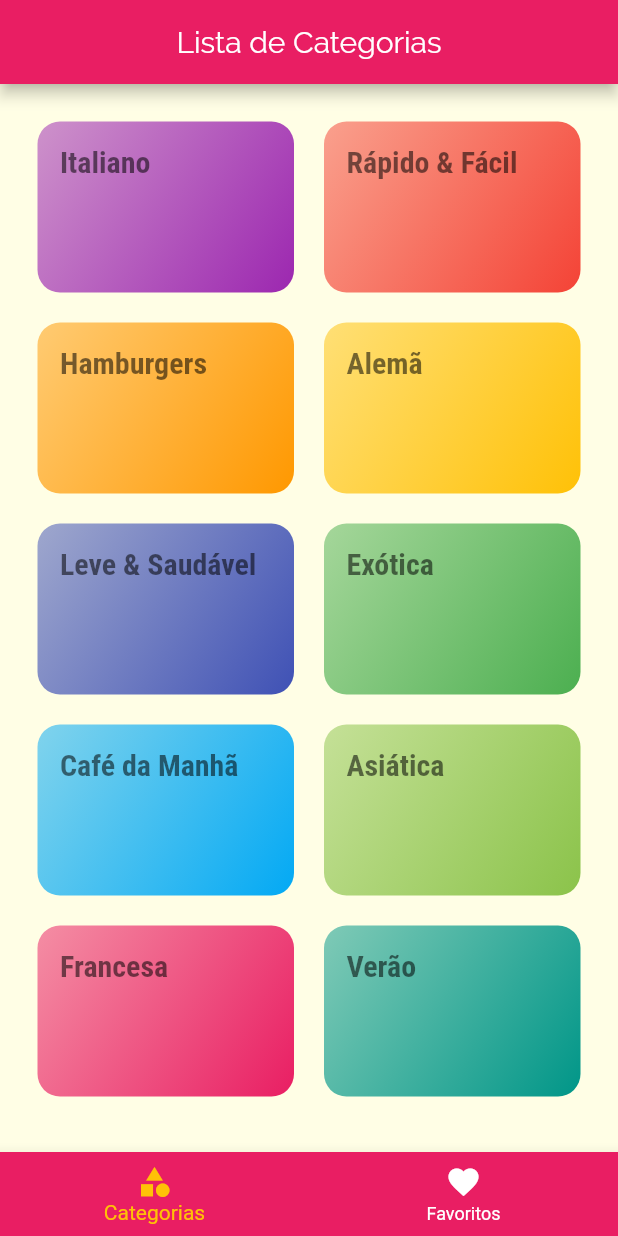
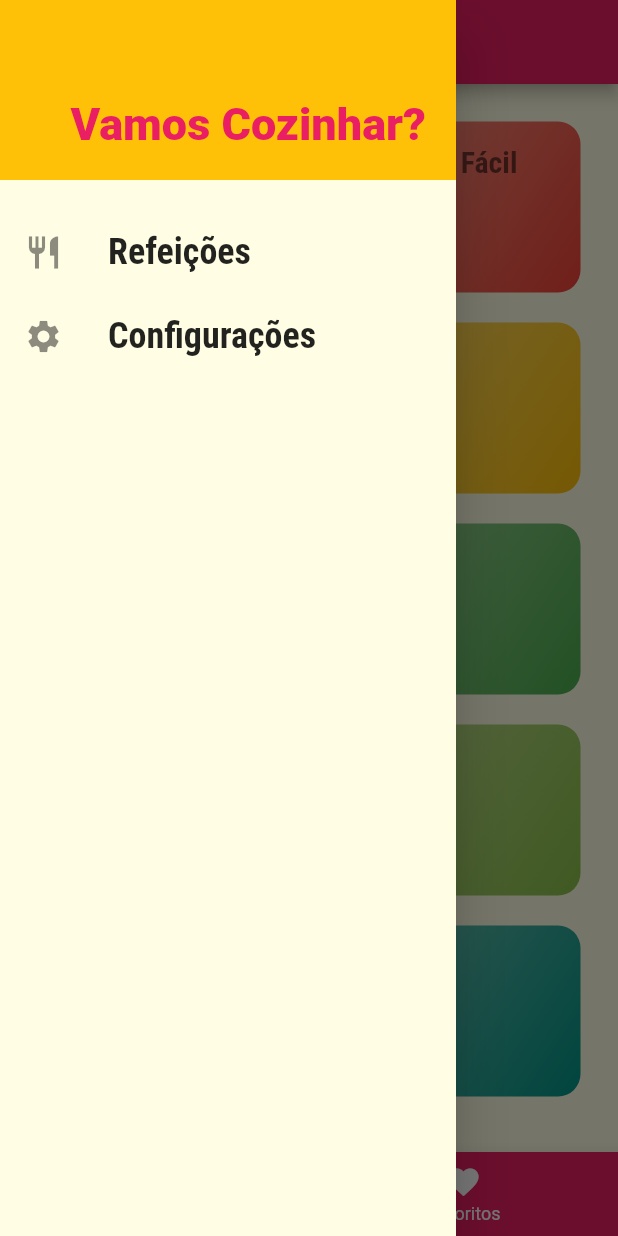
Before and after one commit to munizdiogo/dammy, a Flutter app: the screen it shows after launch, with the side drawer open (before the commit the screen has no drawer), on a phone screen of 412 x 824 dp. Run offline on Flutter 3.47's test engine with Material 2 defaults, Android fonts, the phone set to English and light mode, and no system bars.

Commit message:
Aula186- Adicionando Drawer Personalizado.

```diff
--- /dev/null
+++ b/lib/components/main_drawer.dart
@@ -0,0 +1,51 @@
+import 'package:flutter/material.dart';
+
+class MainDrawer extends StatelessWidget {
+
+  Widget _createItem(IconData icon, String label) {
+    return ListTile(
+      leading: Icon(
+        icon,
+        size: 26,
+      ),
+      title: Text(
+        label,
+        style: TextStyle(
+          fontFamily: 'RobotoCondensed',
+          fontSize: 24,
+          fontWeight: FontWeight.bold
+        ),
+      ),
+      onTap: (){},
+    );
+  }
+
+
+  @override
+  Widget build(BuildContext context) {
+    return Drawer(
+      child: Column(
+        children: [
+          Container(
+            height: 120,
+            width: double.infinity,
+            padding: EdgeInsets.all(20),
+            color: Theme.of(context).accentColor,
+            alignment: Alignment.bottomRight,
+            child: Text(
+              'Vamos Cozinhar?',
+              style: TextStyle(
+                fontWeight: FontWeight.w900,
+                fontSize: 30,
+                color: Theme.of(context).primaryColor
+              ),
+              ),
+          ),
+          SizedBox(height: 20,),
+          _createItem(Icons.restaurant, 'Refeições'),
+          _createItem(Icons.settings, 'Configurações'),
+        ],
+      ),
+    );
+  }
+}
--- a/lib/screens/tabs_screen.dart
+++ b/lib/screens/tabs_screen.dart
@@ -1,3 +1,4 @@
+import 'package:dammy/components/main_drawer.dart';
 import 'package:dammy/screens/category_screen.dart';
 import 'package:dammy/screens/favorite_screen.dart';
 import 'package:flutter/material.dart';
@@ -28,6 +29,7 @@
         title: Text(_screens[_selectedScreenIndex]['title']),
         centerTitle: true,
       ),
+      drawer: MainDrawer(),
       body: _screens[_selectedScreenIndex]['screen'],
       bottomNavigationBar: BottomNavigationBar(
         onTap: _selectScreen,
```
